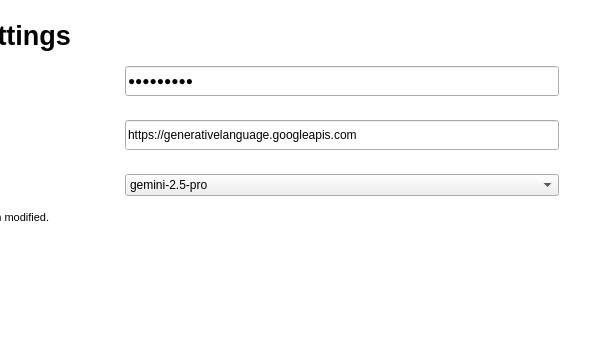
This is src/ui/SettingGeminiPage.ui in flairziv/qt-llm-chat as Qt 5 draws it before an edit; both pictures show x 206 to 800 and y 0 to 345 of the 800 by 500 pixel window. The edited form follows.
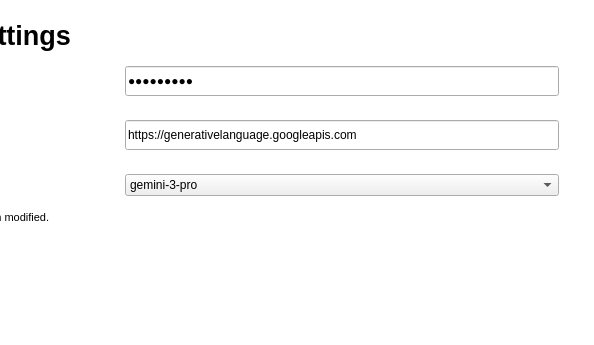
This is the edited form. Custom widgets are drawn as their Qt base class.

Commit message: add Claude 4.7 and Gemini 3 to provider model dropdowns

```diff
--- a/src/ui/SettingGeminiPage.ui
+++ b/src/ui/SettingGeminiPage.ui
@@ -147,6 +147,16 @@
           </item>
           <item>
            <widget class="ElaComboBox" name="comboBox_model">
+            <item>
+             <property name="text">
+              <string>gemini-3-pro</string>
+             </property>
+            </item>
+            <item>
+             <property name="text">
+              <string>gemini-3-flash</string>
+             </property>
+            </item>
             <item>
              <property name="text">
               <string>gemini-2.5-pro</string>
```
Left out of the diff: 2 changed lines with no effect on the pictures. The commit also changes 1 other file.
